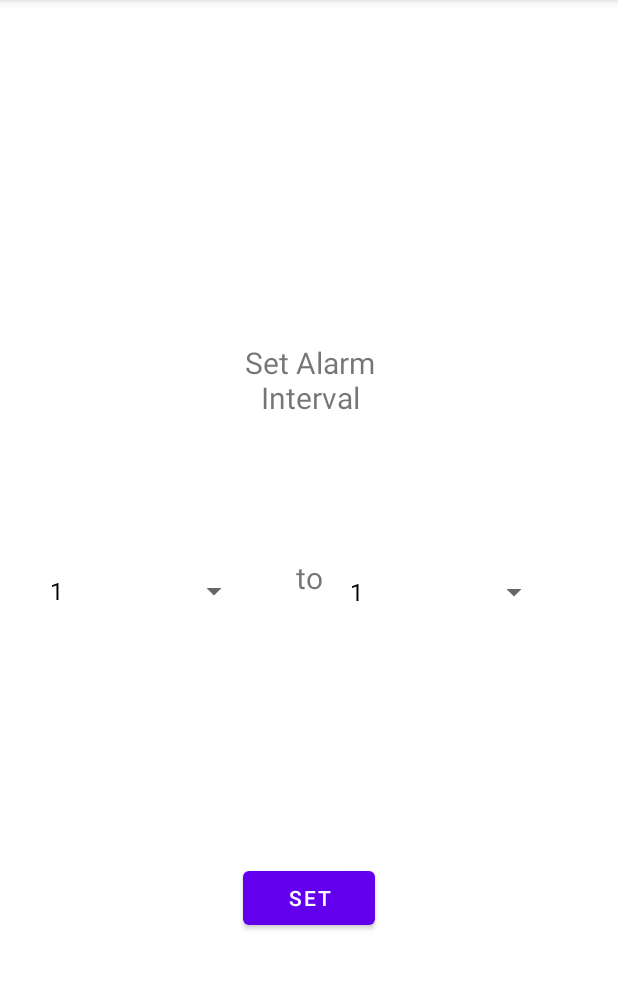
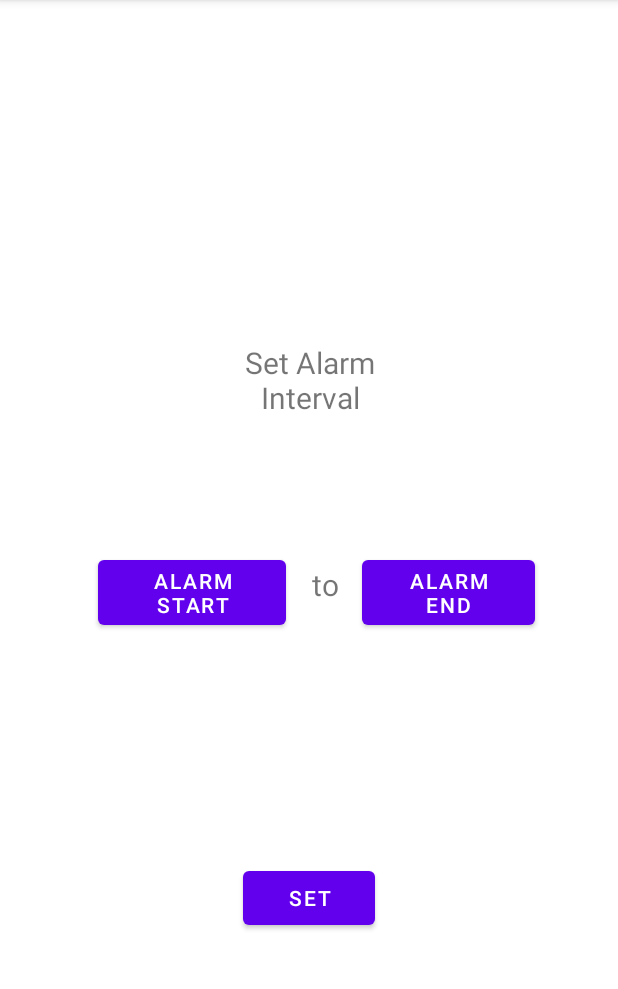
Before and after one commit to lindaf3/IntegratedNightstand, an Android app: the screen it shows after launch (MainActivity), on a phone screen of 412 x 824 dp, the part 84-1073 px from its top. Run offline under Robolectric (Android 15) with nearby library versions, the phone set to English and light mode, and no system bars.

Commit message:
time picker created

```diff
--- a/app/src/main/java/com/example/integratednightstand/MainActivity.java
+++ b/app/src/main/java/com/example/integratednightstand/MainActivity.java
@@ -2,38 +2,61 @@ package com.example.integratednightstand;
 
 import androidx.appcompat.app.AppCompatActivity;
 
+import android.app.AlertDialog;
+import android.app.TimePickerDialog;
 import android.os.Bundle;
 import android.view.View;
 import android.widget.AdapterView;
 import android.widget.ArrayAdapter;
+import android.widget.Button;
 import android.widget.Spinner;
+import android.widget.TimePicker;
 import android.widget.Toast;
 
-public class MainActivity extends AppCompatActivity implements AdapterView.OnItemSelectedListener {
+import java.sql.Time;
+import java.util.Locale;
 
+public class MainActivity extends AppCompatActivity {
+
+    Button alarmStart;
+    int startHour, startMinute;
+    Button alarmEnd;
+    int endHour, endMinute;
     @Override
     protected void onCreate(Bundle savedInstanceState) {
         super.onCreate(savedInstanceState);
         setContentView(R.layout.activity_main);
 
-        Spinner hourStart = findViewById(R.id.hourStart);
-        Spinner hourEnd = findViewById(R.id.hourEnd);
-        ArrayAdapter<CharSequence> adapter = ArrayAdapter.createFromResource(this, R.array.hour, android.R.layout.simple_spinner_dropdown_item);
-        adapter.setDropDownViewResource(android.R.layout.simple_spinner_dropdown_item);
-        hourStart.setAdapter(adapter);
-        hourStart.setOnItemSelectedListener(this);
-        hourEnd.setAdapter(adapter);
-        hourEnd.setOnItemSelectedListener(this);
+        alarmStart = findViewById(R.id.alarmStart);
+        alarmEnd = findViewById(R.id.alarmEnd);
+
+
     }
 
-    @Override
-    public void onItemSelected(AdapterView<?> adapterView, View view, int i, long l) {
-        String text = adapterView.getItemAtPosition(i).toString();
-        Toast.makeText(adapterView.getContext(), text, Toast.LENGTH_SHORT).show();
+    public void alarmEndSetter(View view) {
+        TimePickerDialog.OnTimeSetListener onTimeSetListener = (timePicker, hr, mins) -> {
+            endHour = hr;
+            endMinute = mins;
+            alarmEnd.setText(String.format(Locale.getDefault(), "%02d:%02d", endHour, endMinute));
+        };
+        int style = AlertDialog.THEME_DEVICE_DEFAULT_DARK;
+        TimePickerDialog alarmDialog = new TimePickerDialog(this, style, onTimeSetListener, endHour, endMinute, false);
+        alarmDialog.setTitle("Select Alarm End Time");
+        alarmDialog.show();
+
     }
+    public void alarmStartSetter(View view) {
+        TimePickerDialog.OnTimeSetListener onTimeSetListener = (timePicker, hr, mins) -> {
+            startHour = hr;
+            startMinute = mins;
+            alarmStart.setText(String.format(Locale.getDefault(), "%02d:%02d", startHour, startMinute));
+        };
+        int style = AlertDialog.THEME_DEVICE_DEFAULT_DARK;
+        TimePickerDialog alarmDialog = new TimePickerDialog(this, style, onTimeSetListener, startHour, startMinute, false);
 
-    @Override
-    public void onNothingSelected(AdapterView<?> adapterView) {
+
+        alarmDialog.setTitle("Select Alarm Start Time");
+        alarmDialog.show();
 
     }
 }
--- a/app/src/main/res/layout/activity_main.xml
+++ b/app/src/main/res/layout/activity_main.xml
@@ -22,14 +22,13 @@
 
     <TextView
         android:id="@+id/alarmHeading2"
-        android:layout_width="125dp"
-        android:layout_height="49dp"
+        android:layout_width="69dp"
+        android:layout_height="37dp"
         android:layout_alignParentStart="true"
         android:layout_alignParentTop="true"
         android:layout_centerInParent="true"
-        android:layout_centerHorizontal="true"
-        android:layout_marginStart="143dp"
-        android:layout_marginTop="371dp"
+        android:layout_marginStart="182dp"
+        android:layout_marginTop="376dp"
         android:text="@string/to"
         android:textAlignment="center"
         android:textSize="20sp" />
@@ -43,24 +42,29 @@
         android:layout_marginBottom="145dp"
         android:text="@string/set" />
 
-    <Spinner
-        android:id="@+id/hourStart"
-        android:layout_width="141dp"
-        android:layout_height="53dp"
+    <Button
+        android:id="@+id/alarmStart"
+        android:layout_width="125dp"
+        android:layout_height="wrap_content"
         android:layout_alignParentStart="true"
         android:layout_alignParentTop="true"
-        android:layout_marginStart="25dp"
-        android:layout_marginTop="367dp" />
+        android:layout_centerVertical="true"
+        android:layout_marginStart="65dp"
+        android:layout_marginTop="367dp"
+        android:onClick="alarmStartSetter"
+        android:text="@string/alarm_start" />
 
-    <Spinner
-        android:id="@+id/hourEnd"
-        android:layout_width="141dp"
-        android:layout_height="53dp"
+    <Button
+        android:id="@+id/alarmEnd"
+        android:layout_width="115dp"
+        android:layout_height="wrap_content"
         android:layout_alignParentStart="true"
         android:layout_alignParentTop="true"
         android:layout_alignParentEnd="true"
-        android:layout_marginStart="225dp"
-        android:layout_marginTop="368dp"
-        android:layout_marginEnd="45dp" />
+        android:layout_marginStart="241dp"
+        android:layout_marginTop="367dp"
+        android:layout_marginEnd="55dp"
+        android:onClick="alarmEndSetter"
+        android:text="@string/alarm_end" />
 
 </RelativeLayout>
```
Also changed, not shown: app/src/main/res/values/strings.xml (+3 -38 lines).
